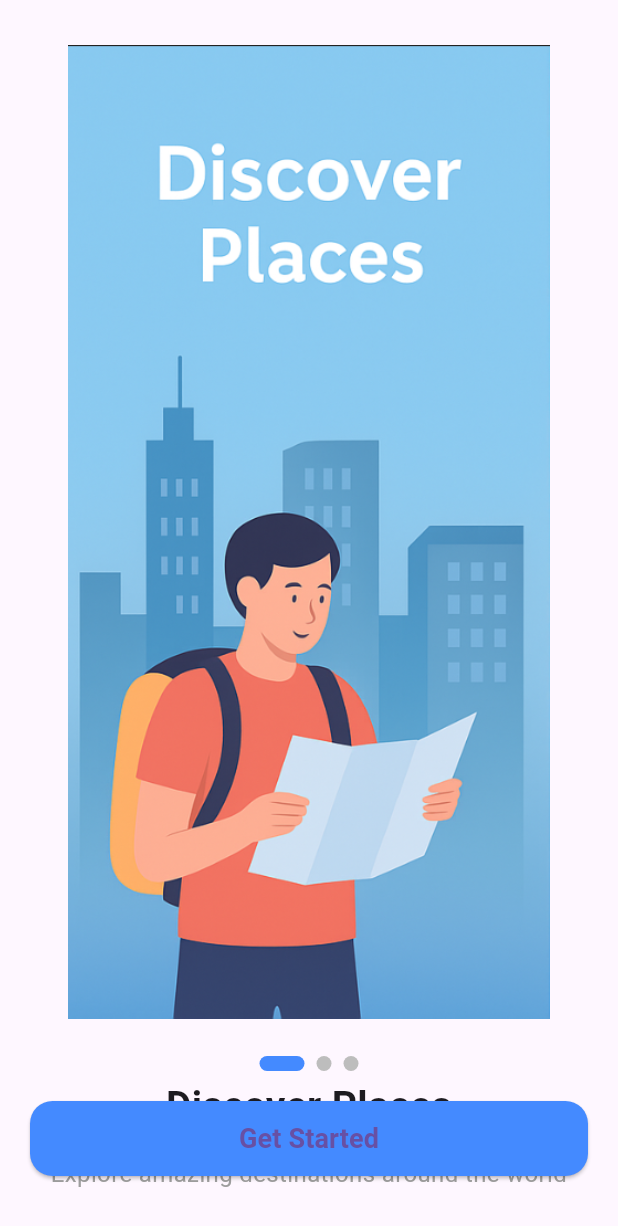
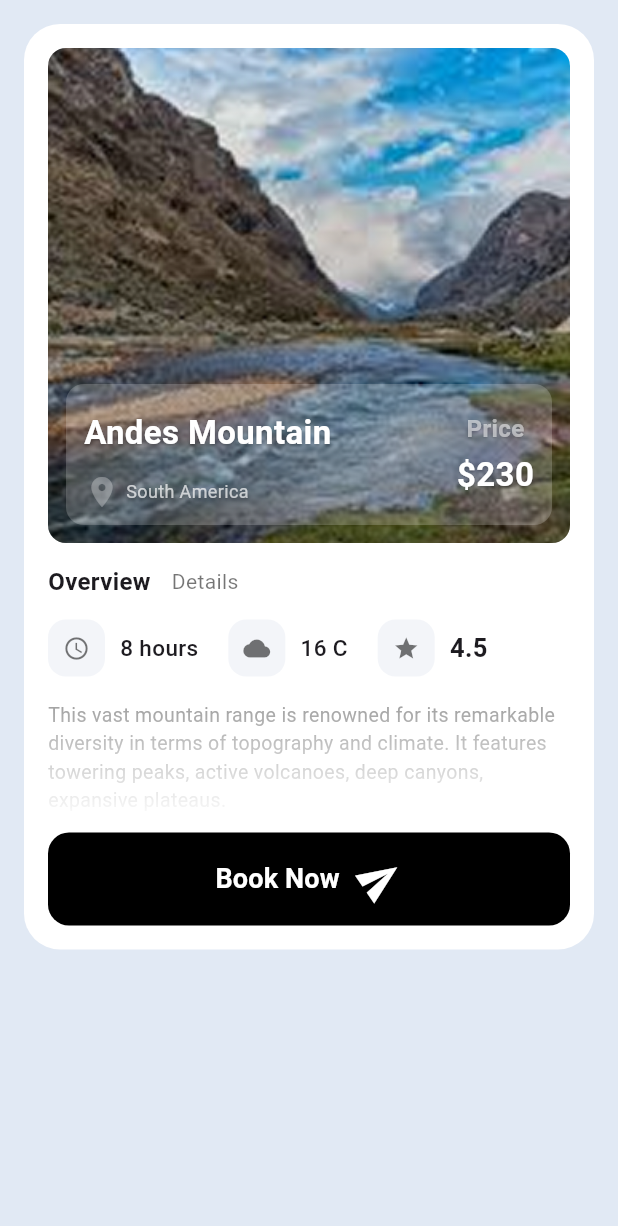
Before and after one commit to huda-mohamed77/app_travel, a Flutter app: the screen it shows after launch, on a phone screen of 412 x 824 dp. Shown: the top 1226 px of the screen. Run offline on Flutter 3.47's test engine with Material 3 defaults, Android fonts, the phone set to English and light mode, and no system bars; drawn by our look-alikes of smooth_page_indicator.

Commit message:
add the detailscreen

```diff
--- a/lib/features/placedetails/placedetails_screen.dart
+++ b/lib/features/placedetails/placedetails_screen.dart
@@ -0,0 +1,356 @@
+import 'package:flutter/material.dart';
+
+class DetailScreen extends StatelessWidget {
+  const DetailScreen({super.key});
+
+  @override
+  Widget build(BuildContext context) {
+    const outerBg = Color(0xFFE1E9F4);
+    const cardRadius = 24.0;
+    const sectionGap = SizedBox(height: 16);
+
+    return Scaffold(
+      backgroundColor: outerBg,
+      body: SafeArea(
+        child: SingleChildScrollView(
+          padding: const EdgeInsets.all(16),
+          child: Container(
+            padding: const EdgeInsets.all(16),
+            decoration: BoxDecoration(
+              color: Colors.white,
+              borderRadius: BorderRadius.circular(cardRadius),
+            ),
+            child: Column(
+              crossAxisAlignment: CrossAxisAlignment.start,
+              children: [
+                /// صورة الرحلة
+                Stack(
+                  children: [
+                    ClipRRect(
+                      borderRadius: BorderRadius.circular(12),
+                      child: Stack(
+                        children: [
+                          Image.asset(
+                            'assets/mountain.png',
+                            height: 330,
+                            width: double.infinity,
+                            fit: BoxFit.cover,
+                          ),
+                          Positioned.fill(
+                            child: DecoratedBox(
+                              decoration: BoxDecoration(
+                                gradient: LinearGradient(
+                                  begin: Alignment.topCenter,
+                                  end: Alignment.bottomCenter,
+                                  colors: [
+                                    Colors.transparent,
+                                    Colors.black.withOpacity(0.35),
+                                  ],
+                                ),
+                              ),
+                            ),
+                          ),
+                          Positioned(
+                            left: 12,
+                            right: 12,
+                            bottom: 12,
+                            child: Container(
+                              padding: const EdgeInsets.symmetric(
+                                horizontal: 12,
+                                vertical: 10,
+                              ),
+                              decoration: BoxDecoration(
+                                color: Colors.white.withOpacity(0.2),
+                                borderRadius: BorderRadius.circular(12),
+                              ),
+                              child: Row(
+                                crossAxisAlignment: CrossAxisAlignment.center,
+                                children: [
+                                  Expanded(
+                                    child: Column(
+                                      crossAxisAlignment:
+                                          CrossAxisAlignment.start,
+                                      children: const [
+                                        Text(
+                                          'Andes Mountain',
+                                          style: TextStyle(
+                                            color: Colors.white,
+                                            fontSize: 22,
+                                            fontWeight: FontWeight.w600,
+                                            height: 2,
+                                            shadows: [
+                                              Shadow(
+                                                offset: Offset(0, 1),
+                                                blurRadius: 2,
+                                                color: Colors.black26,
+                                              ),
+                                            ],
+                                          ),
+                                        ),
+                                        SizedBox(height: 6),
+                                        Row(
+                                          mainAxisSize: MainAxisSize.min,
+                                          children: [
+                                            Icon(
+                                              Icons.location_on,
+                                              size: 24,
+                                              color: Colors.white30,
+                                            ),
+                                            SizedBox(width: 4),
+                                            Text(
+                                              'South America',
+                                              style: TextStyle(
+                                                color: Colors.white70,
+                                                fontSize: 12,
+                                                height: 1,
+                                                shadows: [
+                                                  Shadow(
+                                                    offset: Offset(0, 1),
+                                                    blurRadius: 2,
+                                                    color: Colors.black26,
+                                                  ),
+                                                ],
+                                              ),
+                                            ),
+                                          ],
+                                        ),
+                                      ],
+                                    ),
+                                  ),
+                                  const SizedBox(width: 12),
+                                  Column(
+                                    crossAxisAlignment:
+                                        CrossAxisAlignment.center,
+                                    children: const [
+                                      Text(
+                                        'Price',
+                                        style: TextStyle(
+                                          color: Colors.white54,
+                                          fontSize: 16,
+                                          fontWeight: FontWeight.w700,
+                                          shadows: [
+                                            Shadow(
+                                              offset: Offset(0, 1),
+                                              blurRadius: 2,
+                                              color: Colors.black26,
+                                            ),
+                                          ],
+                                        ),
+                                      ),
+                                      SizedBox(height: 4),
+                                      Text(
+                                        '\$230',
+                                        style: TextStyle(
+                                          color: Colors.white,
+                                          fontSize: 22,
+                                          fontWeight: FontWeight.w700,
+                                          shadows: [
+                                            Shadow(
+                                              offset: Offset(0, 1),
+                                              blurRadius: 2,
+                                              color: Colors.black26,
+                                            ),
+                                          ],
+                                        ),
+                                      ),
+                                    ],
+                                  ),
+                                ],
+                              ),
+                            ),
+                          ),
+                        ],
+                      ),
+                    ),
+                  ],
+                ),
+
+                const SizedBox(height: 14),
+
+                Row(
+                  children: const [
+                    Text(
+                      'Overview',
+                      style: TextStyle(
+                        fontSize: 16,
+                        fontWeight: FontWeight.w700,
+                      ),
+                    ),
+                    SizedBox(width: 14),
+                    Text(
+                      'Details',
+                      style: TextStyle(fontSize: 14, color: Colors.black54),
+                    ),
+                  ],
+                ),
+
+                const SizedBox(height: 14),
+
+                Row(
+                  children: const [
+                    _IconBox(icon: Icons.access_time),
+                    SizedBox(width: 10),
+                    Text(
+                      '8 hours',
+                      style: TextStyle(
+                        fontSize: 15,
+                        fontWeight: FontWeight.w500,
+                      ),
+                    ),
+                    SizedBox(width: 20),
+                    _IconBox(icon: Icons.cloud),
+                    SizedBox(width: 10),
+                    Text(
+                      '16 C',
+                      style: TextStyle(
+                        fontSize: 15,
+                        fontWeight: FontWeight.w500,
+                      ),
+                    ),
+                    SizedBox(width: 20),
+                    _IconBox(icon: Icons.star),
+                    SizedBox(width: 10),
+                    Text(
+                      '4.5',
+                      style: TextStyle(
+                        fontSize: 17,
+                        fontWeight: FontWeight.w600,
+                      ),
+                    ),
+                  ],
+                ),
+                sectionGap,
+
+                /// الوصف
+                Container(
+                  height: 80,
+                  child: ShaderMask(
+                    shaderCallback: (rect) {
+                      return LinearGradient(
+                        begin: Alignment.topCenter,
+                        end: Alignment.bottomCenter,
+                        colors: [Colors.black, Colors.transparent],
+                      ).createShader(
+                        Rect.fromLTRB(0, 0, rect.width, rect.height),
+                      );
+                    },
+                    blendMode: BlendMode.dstIn,
+                    child: const Text(
+                      'This vast mountain range is renowned for its remarkable diversity in terms of topography and climate. It features towering peaks, active volcanoes, deep canyons, expansive plateaus.',
+                      style: TextStyle(fontSize: 13, color: Colors.grey),
+                      maxLines: 4,
+                      overflow: TextOverflow.fade,
+                    ),
+                  ),
+                ),
+
+                const SizedBox(height: 8),
+
+                /// زر الحجز
+                Row(
+                  children: [
+                    Expanded(
+                      child: ElevatedButton(
+                        onPressed: () {
+                          final now = DateTime.now();
+                          final formattedDate =
+                              "${now.day}/${now.month}/${now.year}";
+                          final formattedTime =
+                              "${now.hour}:${now.minute.toString().padLeft(2, '0')}";
+
+                          showDialog(
+                            context: context,
+                            builder: (context) => AlertDialog(
+                              shape: RoundedRectangleBorder(
+                                borderRadius: BorderRadius.circular(16),
+                              ),
+                              title: const Text(
+                                "Booking Confirmed ✅",
+                                style: TextStyle(
+                                  fontWeight: FontWeight.bold,
+                                ),
+                              ),
+                              content: Column(
+                                mainAxisSize: MainAxisSize.min,
+                                crossAxisAlignment: CrossAxisAlignment.start,
+                                children: [
+                                  const Text("Trip: Andes Mountain"),
+                                  const SizedBox(height: 6),
+                                  Text("Date: $formattedDate"),
+                                  const SizedBox(height: 6),
+                                  Text("Time: $formattedTime"),
+                                  const SizedBox(height: 12),
+                                  const Text(
+                                    "Your booking has been successfully recorded 🎉",
+                                    style: TextStyle(color: Colors.green),
+                                  ),
+                                ],
+                              ),
+                              actions: [
+                                TextButton(
+                                  onPressed: () => Navigator.pop(context),
+                                  child: const Text("OK"),
+                                ),
+                              ],
+                            ),
+                          );
+                        },
+                        style: ElevatedButton.styleFrom(
+                          backgroundColor: Colors.black,
+                          padding: const EdgeInsets.symmetric(vertical: 16),
+                          shape: RoundedRectangleBorder(
+                            borderRadius: BorderRadius.circular(14),
+                          ),
+                          elevation: 0,
+                        ),
+                        child: Row(
+                          mainAxisSize: MainAxisSize.min,
+                          children: [
+                            const Text(
+                              'Book Now',
+                              style: TextStyle(
+                                color: Colors.white,
+                                fontSize: 18,
+                                fontWeight: FontWeight.w600,
+                              ),
+                            ),
+                            const SizedBox(width: 12),
+                            Transform.rotate(
+                              angle: -0.6,
+                              child: const Icon(
+                                Icons.send_sharp,
+                                color: Colors.white,
+                                size: 30,
+                              ),
+                            ),
+                          ],
+                        ),
+                      ),
+                    ),
+                  ],
+                ),
+              ],
+            ),
+          ),
+        ),
+      ),
+    );
+  }
+}
+
+class _IconBox extends StatelessWidget {
+  final IconData icon;
+  const _IconBox({required this.icon});
+
+  @override
+  Widget build(BuildContext context) {
+    return Container(
+      padding: const EdgeInsets.all(10),
+      decoration: BoxDecoration(
+        color: Color(0xFFF3F5F9),
+        borderRadius: BorderRadius.circular(12),
+      ),
+      child: Icon(icon, size: 18, color: Colors.black54),
+    );
+  }
+}
--- a/lib/main.dart
+++ b/lib/main.dart
@@ -1,5 +1,5 @@
 import 'package:flutter/material.dart';
-import 'package:travel_app/features/splash/splash_screen.dart';
+import 'package:travel_app/features/placedetails/placedetails_screen.dart';
 
 void main() {
   runApp(MyApp());
@@ -11,6 +11,6 @@ class MyApp extends StatelessWidget {
   // This widget is the root of your application.
   @override
   Widget build(BuildContext context) {
-    return MaterialApp(debugShowCheckedModeBanner: false, home: SplashScreen());
+    return MaterialApp(debugShowCheckedModeBanner: false, home: DetailScreen());
   }
 }
```
Also changed, not shown: assets/mountain.png (added).
